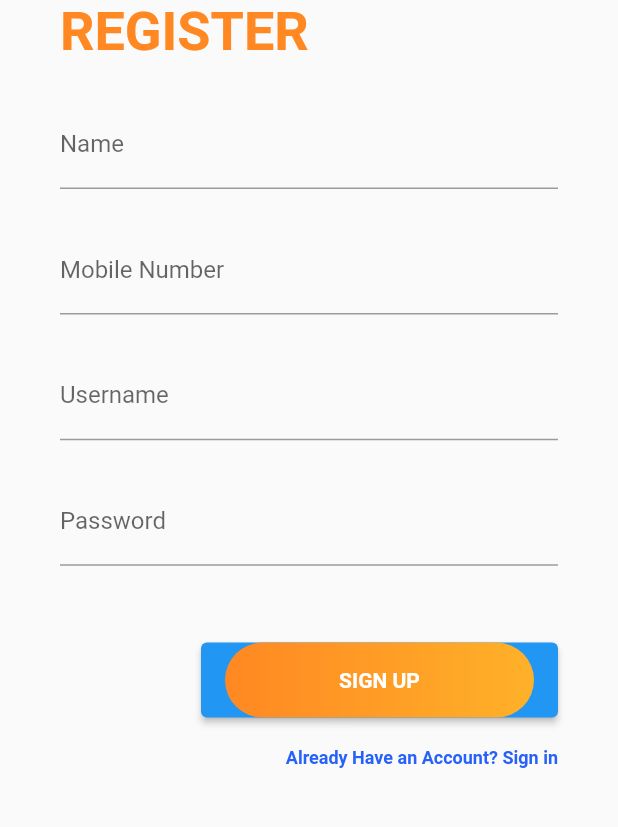
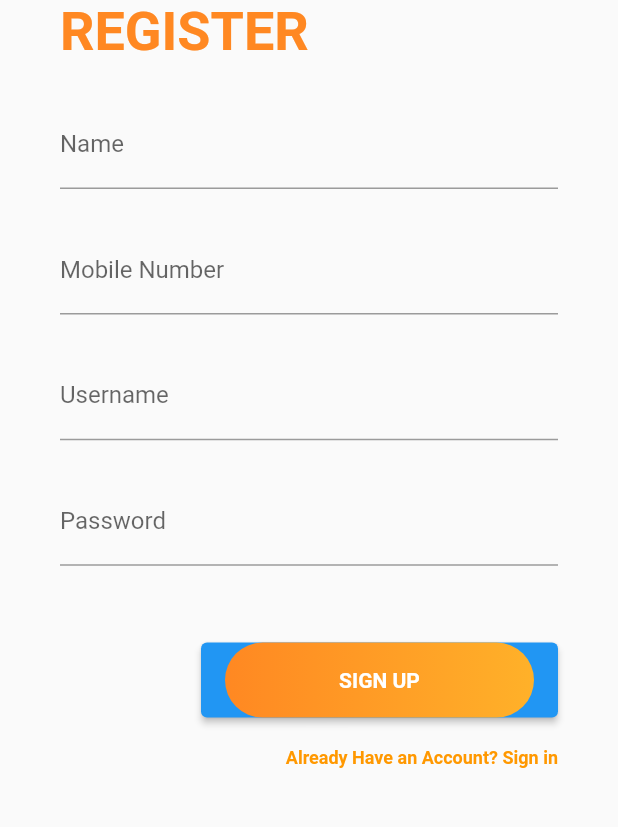
Before and after one commit to rakshya2001/FinalAssignment_Roomi, a Flutter app: the screen it shows after launch, after a tap on "Don't Have an Account? Sign up", on a phone screen of 412 x 824 dp, the part 376-1203 px from its top. Run offline on Flutter 3.47's test engine with Material 2 defaults, Android fonts, the phone set to English and light mode, and no system bars.

Commit message:
last commit

```diff
--- a/roomandu/lib/Screen/screeen/dashboard_screen.dart
+++ b/roomandu/lib/Screen/screeen/dashboard_screen.dart
@@ -35,7 +35,7 @@ class _DashboardScreenState extends State<DashboardScreen> {
             label: 'Register',
           ),
         ],
-        backgroundColor: Colors.amber,
+        backgroundColor: Colors.green,
         selectedItemColor: Colors.white,
         unselectedItemColor: Colors.black,
         currentIndex: _selectIndex,
--- a/roomandu/lib/Screen/screeen/login_screen.dart
+++ b/roomandu/lib/Screen/screeen/login_screen.dart
@@ -87,7 +87,7 @@ class LoginScreen extends StatelessWidget {
                   height: 50.0,
                   width: size.width * 0.5,
                   decoration: BoxDecoration(
-                    borderRadius: BorderRadius.circular(100.0),
+                    borderRadius: BorderRadius.circular(40.0),
                     gradient: const LinearGradient(
                       colors: [
                         Color.fromARGB(255, 255, 136, 34),
--- a/roomandu/lib/Screen/screeen/register_screen.dart
+++ b/roomandu/lib/Screen/screeen/register_screen.dart
@@ -128,7 +128,7 @@ class RegisterScreen extends StatelessWidget {
                   style: TextStyle(
                     fontSize: 12,
                     fontWeight: FontWeight.bold,
-                    color: Color(0xFF2661FA)
+                    color: Colors.orange
                   ),
                 ),
               ),
--- a/roomandu/lib/main.dart
+++ b/roomandu/lib/main.dart
@@ -2,6 +2,7 @@
 
 
 import 'package:flutter/material.dart';
+import 'package:roomandu/Screen/screeen/dashboard_screen.dart';
 import 'package:roomandu/Screen/screeen/login_screen.dart';
 import 'package:roomandu/Screen/screeen/register_screen.dart';
 import 'package:roomandu/Screen/screeen/splash.dart';
@@ -12,7 +13,8 @@ void main() {
       routes: {
         '/':(context) => const SplashScreen(),
         '/loginscreen':(context) =>  const LoginScreen(),
-        '/registerscreen':(context) => RegisterScreen()
+        '/registerscreen':(context) => RegisterScreen(),
+        '/dashboardscreen':(context) => DashboardScreen()
 
 
       },
```
